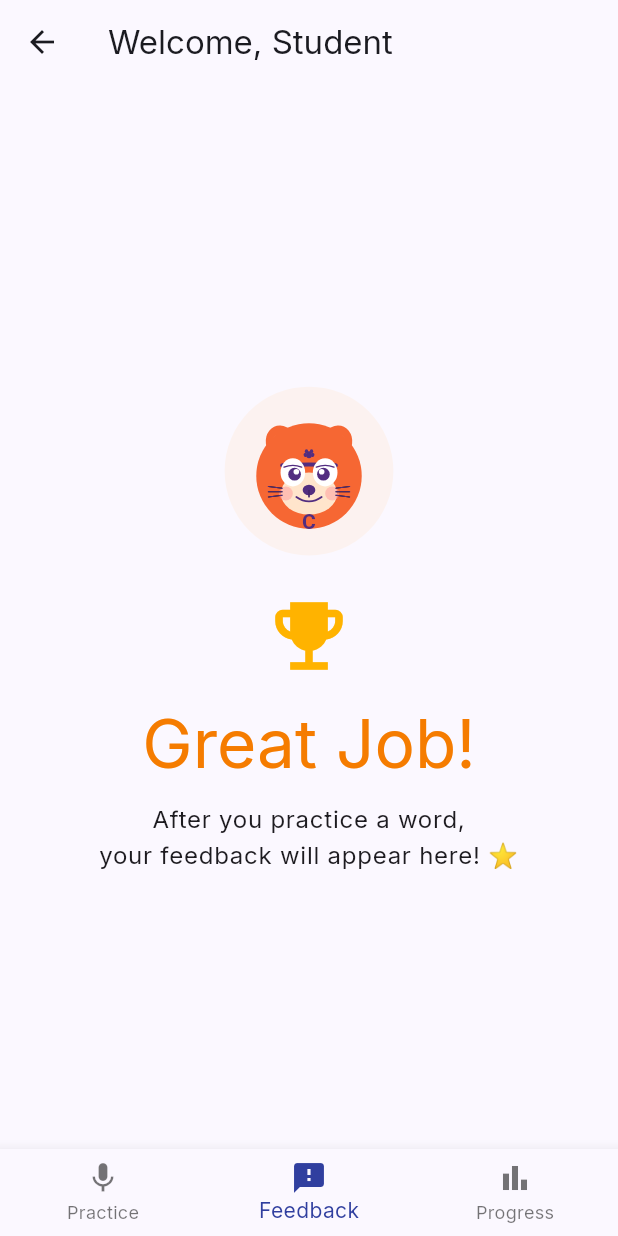
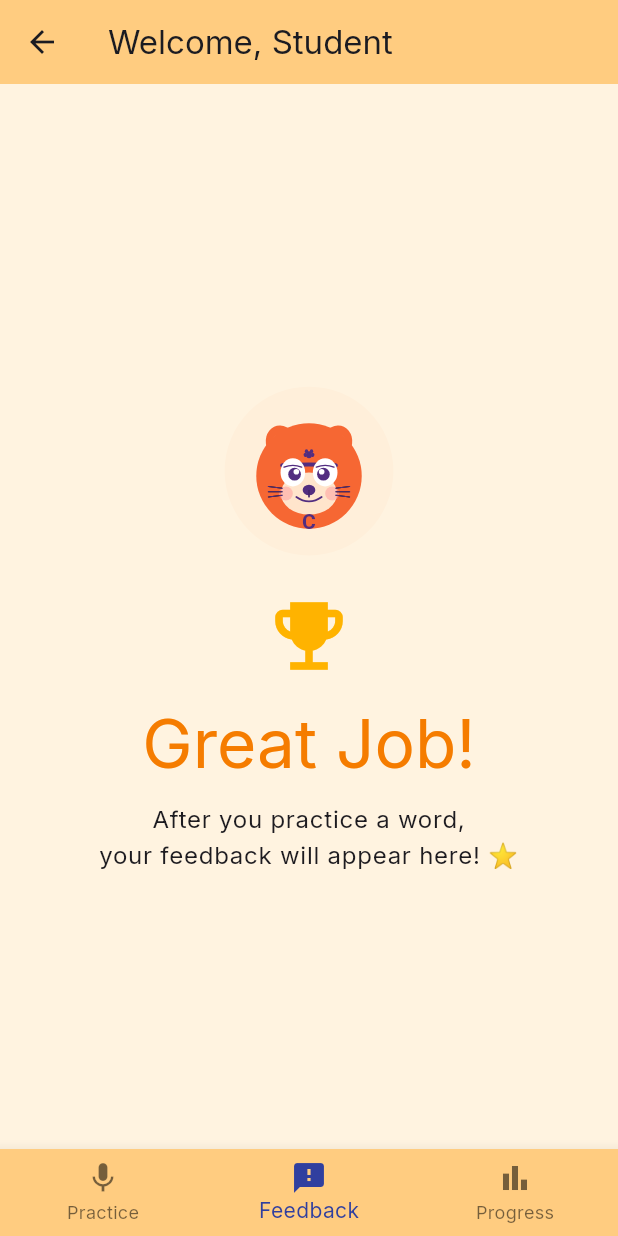
Before and after one commit to Jaredburne47/4150ReadRight, a Flutter app: the StudentHome screen opened directly with empty values, item 2 of the bottom bar chosen, on a phone screen of 412 x 824 dp. Run offline on Flutter 3.47's test engine with Material 3 defaults, Android fonts, the phone set to English and light mode, and no system bars; our stand-ins replace audioplayers, cloud_firestore, csv, firebase_auth, firebase_core, flutter_dotenv and 6 more; missing offline and left inert: file_selector, flutter_sound, record; accounts and stored records are empty.

Commit message:
Add files via upload

```diff
--- a/readright_app/lib/screens/feedback_screen.dart
+++ b/readright_app/lib/screens/feedback_screen.dart
@@ -53,6 +53,7 @@ class _FeedbackScreenState extends State<FeedbackScreen> {
     // If no recording has been done yet for THIS student
     if (latest == null) {
       return Scaffold(
+        backgroundColor: Colors.orange.shade50,
         body: SingleChildScrollView(
           child: ConstrainedBox(
             constraints: BoxConstraints(
@@ -115,6 +116,7 @@ class _FeedbackScreenState extends State<FeedbackScreen> {
     }
 
     return Scaffold(
+      backgroundColor: Colors.orange.shade50,
       body: SingleChildScrollView(
         padding: const EdgeInsets.all(24),
         child: Column(
--- a/readright_app/lib/screens/student_home.dart
+++ b/readright_app/lib/screens/student_home.dart
@@ -66,9 +66,12 @@ class _StudentHomeState extends State<StudentHome> {
     return Scaffold(
       appBar: AppBar(
         title: Text('Welcome, $name'),
+        backgroundColor: const Color(0xFFFFCC80),
       ),
       body: _screens[_selectedIndex],
+      backgroundColor: Colors.orange.shade50,
       bottomNavigationBar: BottomNavigationBar(
+        backgroundColor: const Color(0xFFFFCC80),
         currentIndex: _selectedIndex,
         onTap: _onItemTapped,
         items: const [
```
